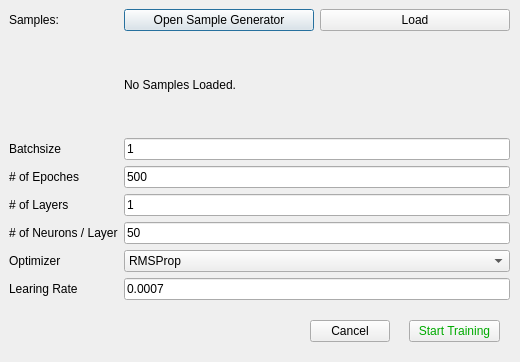
Above: ui/trainwizzard.ui from BohdanMytnyk/neurocontroller before the change. Below: the same form after it.
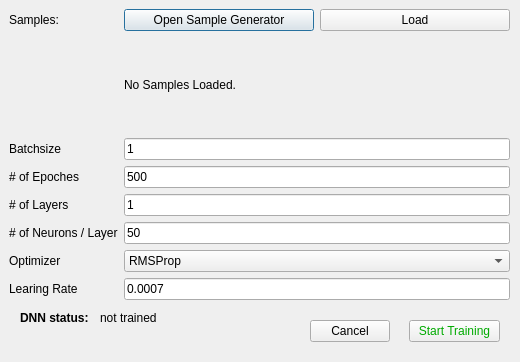
That is the form after the change.

Commit message: Added GUI functions for training

```diff
--- a/ui/trainwizzard.ui
+++ b/ui/trainwizzard.ui
@@ -223,6 +223,38 @@
     <string>Cancel</string>
    </property>
   </widget>
+  <widget class="QLabel" name="label_9">
+   <property name="geometry">
+    <rect>
+     <x>20</x>
+     <y>310</y>
+     <width>81</width>
+     <height>16</height>
+    </rect>
+   </property>
+   <property name="font">
+    <font>
+     <weight>75</weight>
+     <bold>true</bold>
+    </font>
+   </property>
+   <property name="text">
+    <string>DNN status:</string>
+   </property>
+  </widget>
+  <widget class="QLabel" name="dnnStatusLabel">
+   <property name="geometry">
+    <rect>
+     <x>100</x>
+     <y>310</y>
+     <width>161</width>
+     <height>16</height>
+    </rect>
+   </property>
+   <property name="text">
+    <string>not trained</string>
+   </property>
+  </widget>
  </widget>
  <resources/>
  <connections/>
```
Left out of the diff: 132 changed lines with no effect on the pictures. The commit also changes 7 other files.
